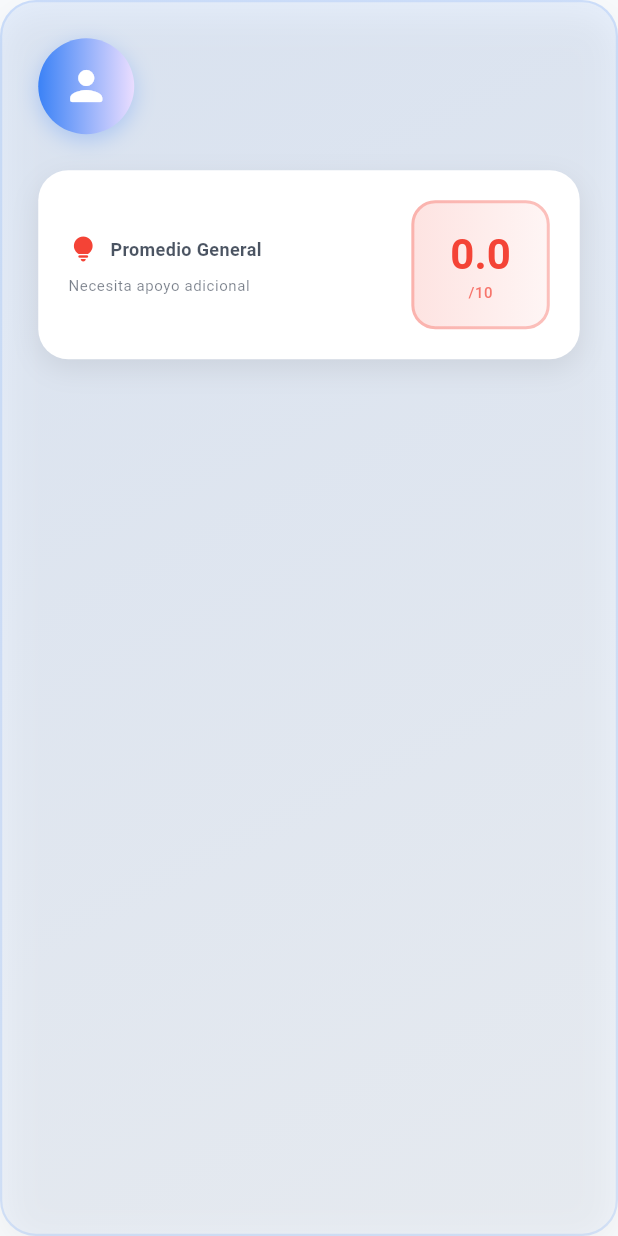
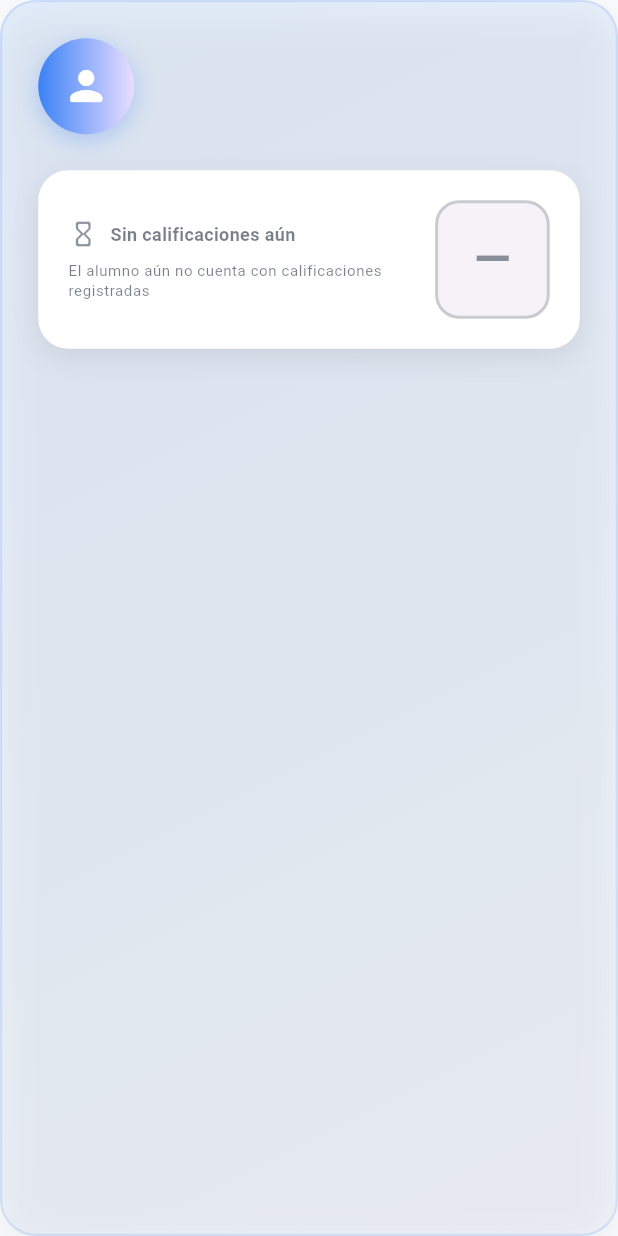
Before and after one commit to AngelGabooo/EduMentorChiapas, a Flutter app: the TutorHomeCard widget shown alone on an empty page, opened directly with empty values, on a phone screen of 412 x 824 dp. Run offline on Flutter 3.47's test engine with Material 3 defaults, Android fonts, the phone set to English and light mode, and no system bars; our stand-ins replace file_picker, go_router, image_picker, open_file, photo_view, shared_preferences; accounts and stored records are empty; network calls fail.

Commit message:
first commit

```diff
--- a/lib/features/library/presentation/pages/library_page.dart
+++ b/lib/features/library/presentation/pages/library_page.dart
@@ -91,8 +91,8 @@ class _LibraryPageState extends State<LibraryPage> {
           'Matemáticas': 'matemáticas álgebra geometría',
           'Ciencias': 'ciencias naturales física química biología',
           'Literatura': 'literatura española clásicos',
-          'Historia': 'historia México España América',
-          'Idiomas': 'idiomas español inglés francés',
+          'Historia': 'historia México',
+          'Idiomas': 'idiomas español',
         };
         query = searchTerms[category] ?? category;
       }
--- a/lib/features/settings/presentation/pages/settings_page.dart
+++ b/lib/features/settings/presentation/pages/settings_page.dart
@@ -21,9 +21,9 @@ class _SettingsPageState extends State<SettingsPage> {
   final List<String> _languages = [
     'Español',
     'English',
-    'Français',
-    'Deutsch',
-    'Italiano'
+    'Tsotsil',
+    'Tseltal',
+    'Zoque'
   ];
 
   final List<String> _fontSizes = [
--- a/lib/features/tutor/presentation/widgets/tutor_home_card.dart
+++ b/lib/features/tutor/presentation/widgets/tutor_home_card.dart
@@ -1,40 +1,46 @@
 // features/tutor/presentation/pages/widgets/tutor_home_card.dart
-
 import 'package:flutter/material.dart';
 
 class TutorHomeCard extends StatelessWidget {
   final String hijoNombre;
   final String hijoEdad;
-  final double promedio;
+  final double? promedio; // <- Ahora es nullable
 
   const TutorHomeCard({
     super.key,
     required this.hijoNombre,
     required this.hijoEdad,
-    required this.promedio,
+    this.promedio, // puede ser null
   });
 
+  // ---------- Colores, mensajes e iconos cuando SÍ hay promedio ----------
   Color get _colorPromedio {
-    if (promedio >= 9.0) return Colors.green;
-    if (promedio >= 8.0) return Colors.blue;
-    if (promedio >= 7.0) return Colors.orange;
+    final p = promedio ?? 0;
+    if (p >= 9.0) return Colors.green;
+    if (p >= 8.0) return Colors.blue;
+    if (p >= 7.0) return Colors.orange;
     return Colors.red;
   }
 
   String get _mensajePromedio {
-    if (promedio >= 9.5) return "¡Excelente trabajo! Sigue así";
-    if (promedio >= 9.0) return "Muy buen desempeño académico";
-    if (promedio >= 8.0) return "Buen progreso en los estudios";
-    if (promedio >= 7.0) return "Puede mejorar con más dedicación";
+    final p = promedio ?? 0;
+    if (p >= 9.5) return "¡Excelente trabajo! Sigue así";
+    if (p >= 9.0) return "Muy buen desempeño académico";
+    if (p >= 8.0) return "Buen progreso en los estudios";
+    if (p >= 7.0) return "Puede mejorar con más dedicación";
     return "Necesita apoyo adicional";
   }
 
   IconData get _iconPromedio {
-    if (promedio >= 9.0) return Icons.emoji_events_rounded;
-    if (promedio >= 8.0) return Icons.star_rounded;
-    if (promedio >= 7.0) return Icons.trending_up_rounded;
+    final p = promedio ?? 0;
+    if (p >= 9.0) return Icons.emoji_events_rounded;
+    if (p >= 8.0) return Icons.star_rounded;
+    if (p >= 7.0) return Icons.trending_up_rounded;
     return Icons.lightbulb_rounded;
   }
+
+  // ---------- Estado "sin calificaciones" ----------
+  bool get _sinCalificaciones => promedio == null;
 
   @override
   Widget build(BuildContext context) {
@@ -70,16 +76,14 @@ class TutorHomeCard extends StatelessWidget {
         child: Column(
           crossAxisAlignment: CrossAxisAlignment.start,
           children: [
+            // --- Header con nombre y edad ---
             Row(
               children: [
                 Container(
                   padding: const EdgeInsets.all(16),
                   decoration: BoxDecoration(
                     gradient: LinearGradient(
-                      colors: [
-                        colors.primary,
-                        colors.primaryContainer,
-                      ],
+                      colors: [colors.primary, colors.primaryContainer],
                     ),
                     shape: BoxShape.circle,
                     boxShadow: [
@@ -122,6 +126,8 @@ class TutorHomeCard extends StatelessWidget {
               ],
             ),
             const SizedBox(height: 24),
+
+            // --- Tarjeta de promedio / sin calificaciones ---
             Container(
               padding: const EdgeInsets.all(20),
               decoration: BoxDecoration(
@@ -145,15 +151,22 @@ class TutorHomeCard extends StatelessWidget {
                         Row(
                           children: [
                             Icon(
-                              _iconPromedio,
-                              color: _colorPromedio,
+                              _sinCalificaciones
+                                  ? Icons.hourglass_empty_rounded
+                                  : _iconPromedio,
+                              color: _sinCalificaciones
+                                  ? colors.onSurface.withOpacity(0.5)
+                                  : _colorPromedio,
                               size: 20,
                             ),
                             const SizedBox(width: 8),
                             Text(
-                              "Promedio General",
+                              _sinCalificaciones
+                                  ? "Sin calificaciones aún"
+                                  : "Promedio General",
                               style: theme.textTheme.bodyMedium?.copyWith(
-                                color: colors.onSurface.withOpacity(0.8),
+                                color: colors.onSurface
+                                    .withOpacity(_sinCalificaciones ? 0.6 : 0.8),
                                 fontWeight: FontWeight.w600,
                               ),
                             ),
@@ -161,7 +174,9 @@ class TutorHomeCard extends StatelessWidget {
                         ),
                         const SizedBox(height: 8),
                         Text(
-                          _mensajePromedio,
+                          _sinCalificaciones
+                              ? "El alumno aún no cuenta con calificaciones registradas"
+                              : _mensajePromedio,
                           style: theme.textTheme.bodySmall?.copyWith(
                             color: colors.onSurface.withOpacity(0.6),
                           ),
@@ -170,8 +185,33 @@ class TutorHomeCard extends StatelessWidget {
                     ),
                   ),
                   const SizedBox(width: 16),
+
+                  // --- Círculo con el número o mensaje de "sin promedio" ---
+                  if (_sinCalificaciones)
                     Container(
-                    padding: const EdgeInsets.symmetric(horizontal: 24, vertical: 16),
+                      padding: const EdgeInsets.symmetric(
+                          horizontal: 24, vertical: 16),
+                      decoration: BoxDecoration(
+                        color: colors.surfaceVariant.withOpacity(0.4),
+                        borderRadius: BorderRadius.circular(16),
+                        border: Border.all(
+                          color: colors.onSurface.withOpacity(0.2),
+                          width: 2,
+                        ),
+                      ),
+                      child: Text(
+                        "—",
+                        style: theme.textTheme.headlineSmall?.copyWith(
+                          fontWeight: FontWeight.bold,
+                          fontSize: 32,
+                          color: colors.onSurface.withOpacity(0.5),
+                        ),
+                      ),
+                    )
+                  else
+                    Container(
+                      padding: const EdgeInsets.symmetric(
+                          horizontal: 24, vertical: 16),
                       decoration: BoxDecoration(
                         gradient: LinearGradient(
                           colors: [
@@ -188,7 +228,7 @@ class TutorHomeCard extends StatelessWidget {
                       child: Column(
                         children: [
                           Text(
-                          promedio.toStringAsFixed(1),
+                            promedio!.toStringAsFixed(1),
                             style: theme.textTheme.headlineSmall?.copyWith(
                               fontWeight: FontWeight.bold,
                               color: _colorPromedio,
```
Also changed, not shown: pubspec.yaml (+5 -13 lines), pubspec.lock. Lines whose indentation alone changed are shown as unchanged.
